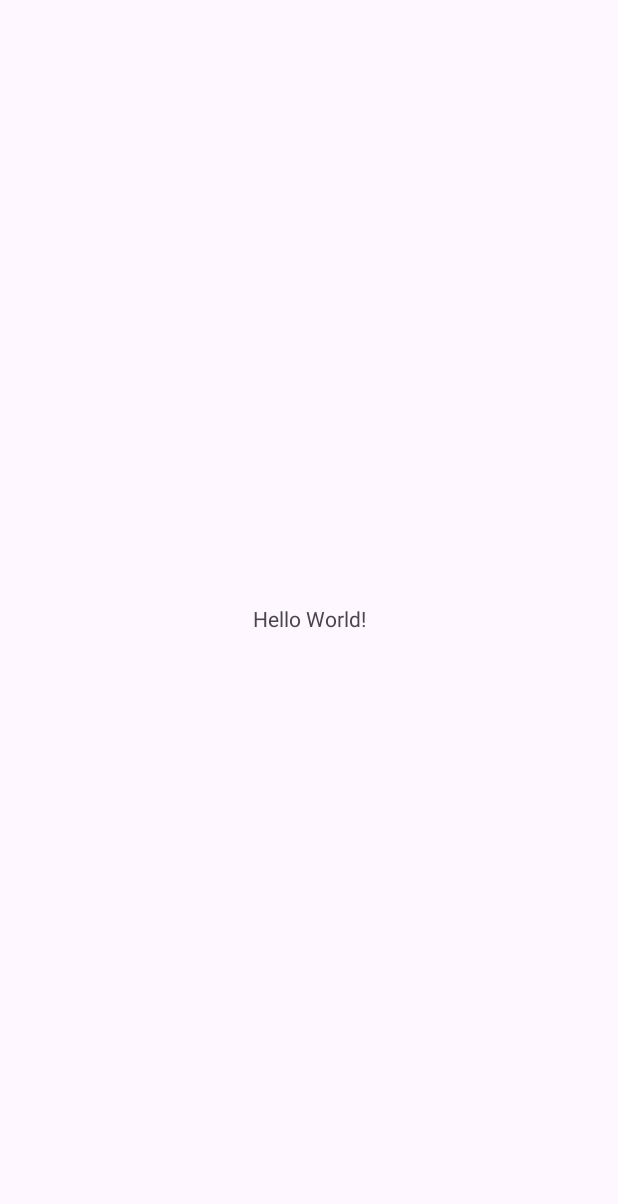
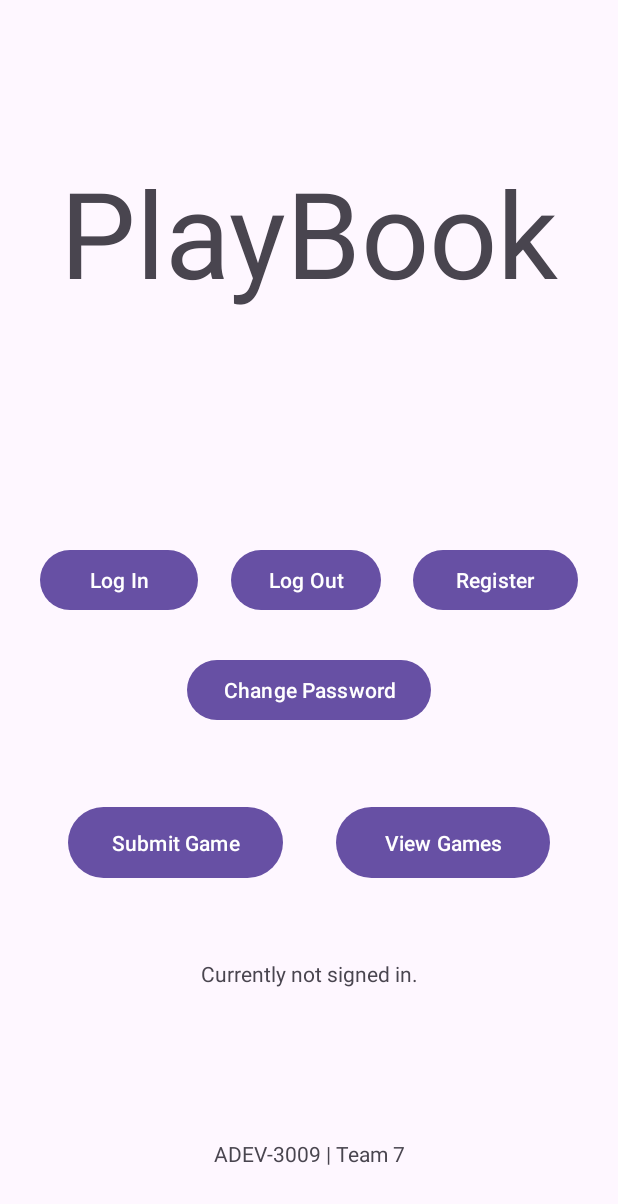
Before and after one commit to braedonpellerin/PlayBook, an Android app: the screen it shows after launch (MainActivity), on a phone screen of 412 x 824 dp. Before the commit the part shown is almost empty. Shown: the top 1204 px of the screen. Run offline under Robolectric (Android 15) with nearby library versions, the phone set to English and light mode, and no system bars.

Commit message:
Created main dashboard
Configured look for dashboard page

```diff
--- a/app/src/main/res/layout/activity_main.xml
+++ b/app/src/main/res/layout/activity_main.xml
@@ -6,13 +6,108 @@
     android:layout_height="match_parent"
     tools:context=".MainActivity">
 
-    <TextView
+    <Button
+        android:id="@+id/btnLogin"
+        android:layout_width="105dp"
+        android:layout_height="wrap_content"
+        android:layout_marginStart="15dp"
+        android:layout_marginEnd="10dp"
+        android:text="Log In"
+        app:layout_constraintBaseline_toBaselineOf="@+id/btnLogout"
+        app:layout_constraintEnd_toStartOf="@+id/btnLogout"
+        app:layout_constraintStart_toStartOf="parent" />
+
+    <Button
+        android:id="@+id/btnRegister"
+        android:layout_width="110dp"
+        android:layout_height="wrap_content"
+        android:layout_marginEnd="15dp"
+        android:text="Register"
+        app:layout_constraintBaseline_toBaselineOf="@+id/btnLogout"
+        app:layout_constraintEnd_toEndOf="parent"
+        app:layout_constraintStart_toEndOf="@+id/btnLogout" />
+
+    <Button
+        android:id="@+id/btnLogout"
+        android:layout_width="100dp"
+        android:layout_height="wrap_content"
+        android:layout_marginEnd="10dp"
+        android:layout_marginBottom="25dp"
+        android:text="Log Out"
+        app:layout_constraintBottom_toTopOf="@+id/btnChangePassword"
+        app:layout_constraintEnd_toStartOf="@+id/btnRegister"
+        app:layout_constraintStart_toEndOf="@+id/btnLogin" />
+
+    <Button
+        android:id="@+id/btnChangePassword"
         android:layout_width="wrap_content"
         android:layout_height="wrap_content"
-        android:text="Hello World!"
-        app:layout_constraintBottom_toBottomOf="parent"
+        android:layout_marginBottom="50dp"
+        android:text="Change Password"
+        app:layout_constraintBottom_toTopOf="@+id/btnSubmitGame"
+        app:layout_constraintEnd_toEndOf="parent"
+        app:layout_constraintStart_toStartOf="parent" />
+
+    <TextView
+        android:id="@+id/txtTitle"
+        android:layout_width="350dp"
+        android:layout_height="175dp"
+        android:layout_marginStart="20dp"
+        android:layout_marginEnd="20dp"
+        android:layout_marginTop="50dp"
+        android:layout_marginBottom="35dp"
+        android:text="PlayBook"
+        android:textSize="80dp"
+        android:textAlignment="center"
+        app:layout_constraintBottom_toTopOf="@+id/btnRegister"
         app:layout_constraintEnd_toEndOf="parent"
         app:layout_constraintStart_toStartOf="parent"
         app:layout_constraintTop_toTopOf="parent" />
 
+    <Button
+        android:id="@+id/btnSubmitGame"
+        android:layout_width="0dp"
+        android:layout_height="55dp"
+        android:layout_marginStart="45dp"
+        android:layout_marginEnd="35dp"
+        android:text="Submit Game"
+        app:layout_constraintBaseline_toBaselineOf="@+id/btnViewGames"
+        app:layout_constraintEnd_toStartOf="@+id/btnViewGames"
+        app:layout_constraintStart_toStartOf="parent" />
+
+    <Button
+        android:id="@+id/btnViewGames"
+        android:layout_width="0dp"
+        android:layout_height="55dp"
+        android:layout_marginTop="120dp"
+        android:layout_marginEnd="45dp"
+        android:layout_marginBottom="120dp"
+        android:text="View Games"
+        app:layout_constraintBottom_toTopOf="@+id/txtLoggedIn"
+        app:layout_constraintEnd_toEndOf="parent"
+        app:layout_constraintStart_toEndOf="@+id/btnSubmitGame"
+        app:layout_constraintTop_toBottomOf="@+id/btnChangePassword" />
+
+    <TextView
+        android:id="@+id/txtLoggedIn"
+        android:layout_width="160dp"
+        android:layout_height="40dp"
+        android:layout_marginBottom="80dp"
+        android:text="Currently not signed in."
+        android:textAlignment="center"
+        app:layout_constraintBottom_toTopOf="@+id/txtCp"
+        app:layout_constraintEnd_toEndOf="parent"
+        app:layout_constraintStart_toStartOf="parent"
+        app:layout_constraintVertical_bias="1.0" />
+
+    <TextView
+        android:id="@+id/txtCp"
+        android:layout_width="wrap_content"
+        android:layout_height="wrap_content"
+        android:layout_marginBottom="45dp"
+        android:text="ADEV-3009 | Team 7"
+        app:layout_constraintBottom_toBottomOf="parent"
+        app:layout_constraintEnd_toEndOf="parent"
+        app:layout_constraintStart_toStartOf="parent" />
+
 </androidx.constraintlayout.widget.ConstraintLayout>
```
